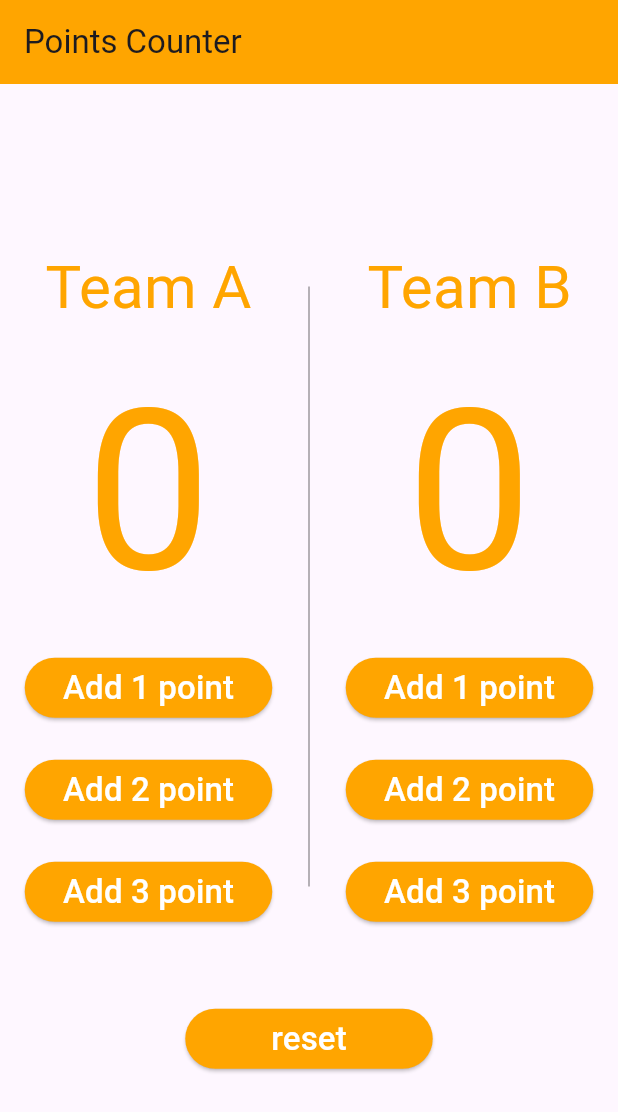
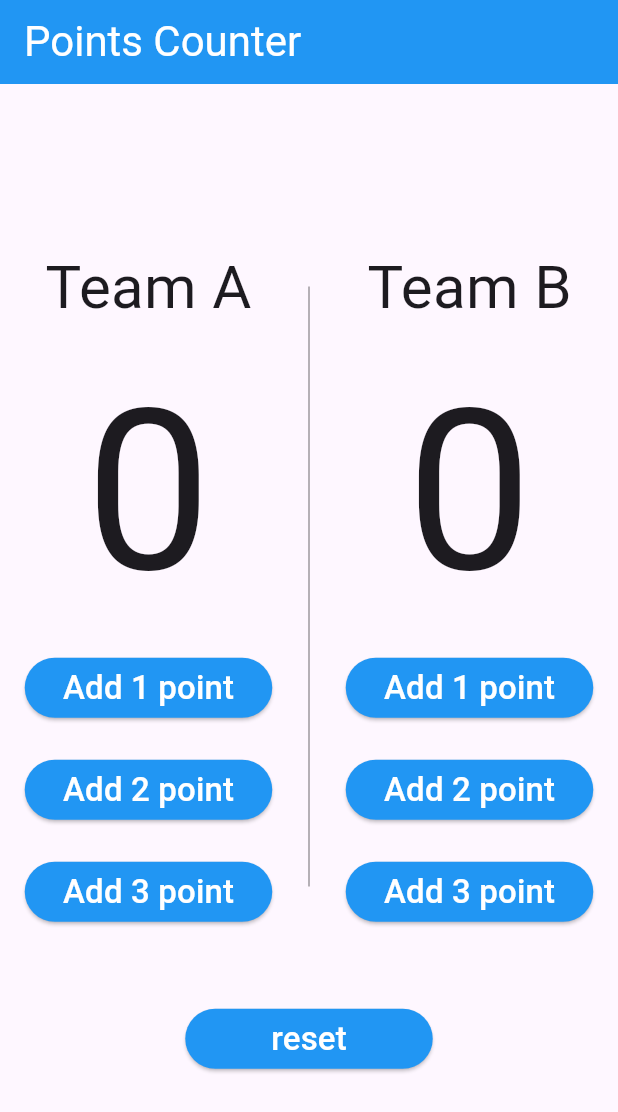
Before and after one commit to nour3ssam/Basketball_Points, a Flutter app: the screen it shows after launch, on a phone screen of 412 x 824 dp. Shown: the top 1112 px of the screen. Run offline on Flutter 3.47's test engine with Material 3 defaults, Android fonts, the phone set to English and light mode, and no system bars.

Commit message:
enhance UI

```diff
--- a/lib/main.dart
+++ b/lib/main.dart
@@ -1,299 +1,222 @@
 import 'package:flutter/material.dart';
+
 void main() {
-  runApp(CounterPoint());
+  runApp(const CounterPoint());
 }
 
 class CounterPoint extends StatefulWidget {
+  const CounterPoint({super.key});
 
   @override
   State<CounterPoint> createState() => _CounterPointState();
 }
 
-    int PointA=0;
-    int PointB=0;
+ int PointA = 0;
+ int PointB = 0;
+
 class _CounterPointState extends State<CounterPoint> {
   @override
   Widget build(BuildContext context) {
-    // void nour(){
-    //   print("add one point");
-    // }
-    return MaterialApp (
+    return MaterialApp(
+
       debugShowCheckedModeBanner: false,
-      home: Scaffold (
+      home: Scaffold(
           appBar: AppBar(
-        backgroundColor:Color(0xFFFFA500),
-        title: Text("Points Counter"),
+            backgroundColor: Colors.blue,
+            title: const Text("Points Counter",
+            style: TextStyle(color:Colors.white,
+            fontSize: 28),
              ),
-        body:Column(
-          mainAxisAlignment: MainAxisAlignment.center,
-          children: [
-
+          ),
+          body: Column(mainAxisAlignment: MainAxisAlignment.center, children: [
             Row(
               mainAxisAlignment: MainAxisAlignment.spaceEvenly,
+              children: [
+                Column(children: [
+                  const Text("Team A",
+                      style:  TextStyle(
+                        fontSize: 40,
 
-              children: [
+                      )),
+                  Text("$PointA",
+                      style: const TextStyle(
+                        fontSize: 150,
 
-                Column(
-
-                  children: [
-
-                    Text(
-                       "Team A",
-                       style: TextStyle(
-                        fontSize: 40,
-                        color: Color(0xFFFFA500),
-                        )
-                      ),
-
-
-                    Text(
-
-                       "$PointA",
-                       style: TextStyle(
-                        fontSize: 150,
-                        color: Color(0xFFFFA500),
-                        )
-                      ),
-
-
-
+                      )),
                   ElevatedButton(
                     style: ButtonStyle(
-                       backgroundColor: WidgetStateProperty.all(Color(0xFFFFA500)),
-                       fixedSize:WidgetStatePropertyAll(Size(165, 40))
-                       ),
-
+                        backgroundColor:
+                            WidgetStateProperty.all(Colors.blue),
+                        fixedSize: const WidgetStatePropertyAll(Size(165, 40))),
                     onPressed: () {
                       setState(() {
                         PointA++;
                       });
                     },
-
-                       child: Text(
+                    child: const Text(
                       "Add 1 point",
-                        style : TextStyle(
+                      style: TextStyle(
                         fontSize: 22,
-                          color :Colors.white,
+                        color: Colors.white,
                       ),
                     ),
-
-
                   ),
-
-                      SizedBox(
+                  const SizedBox(
                     height: 20,
                   ),
-
-
-
-
                   ElevatedButton(
                     style: ButtonStyle(
-                       backgroundColor: WidgetStateProperty.all(Color(0xFFFFA500)),
-                       fixedSize:WidgetStatePropertyAll(Size(165, 40)), // not change size of button
+                      backgroundColor:
+                           WidgetStateProperty.all(Colors.blue),
+                      fixedSize: const WidgetStatePropertyAll(Size(165, 40)), // not change size of button
                       //minimumSize: WidgetStatePropertyAll(Size(165, 40)),
                     ),
-
-                        onPressed:(){
+                    onPressed: () {
                       setState(() {
-                          PointA+=2;
+                        PointA += 2;
                       });
                     },
-
-                       child: Text(
+                    child: const Text(
                       "Add 2 point",
-                         style : TextStyle(
+                      style: TextStyle(
                         fontSize: 22,
-                          color :Colors.white,
+                        color: Colors.white,
                       ),
                     ),
-
                   ),
-
-
-
-                    SizedBox(
+                  const SizedBox(
                     height: 20,
                   ),
-
-
-
-
                   ElevatedButton(
                     style: ButtonStyle(
-                       backgroundColor: WidgetStateProperty.all(Color(0xFFFFA500)),
-                       fixedSize:WidgetStatePropertyAll(Size(165, 40)), // not change size of button
+                      backgroundColor:
+                          WidgetStateProperty.all(Colors.blue),
+                      fixedSize: const WidgetStatePropertyAll( Size(165, 40)), // not change size of button
                       //minimumSize: WidgetStatePropertyAll(Size(165, 40)),
                     ),
-
-                        onPressed:(){
+                    onPressed: () {
                       setState(() {
-                          PointA+=3;
+                        PointA += 3;
                       });
                     },
-
-                       child: Text(
+                    child: const Text(
                       "Add 3 point",
-                         style : TextStyle(
+                      style: TextStyle(
                         fontSize: 22,
-                          color :Colors.white,
+                        color: Colors.white,
                       ),
                     ),
-
                   ),
-
-
-                  ]
-                ),
-
-
-              SizedBox(
+                ]),
+                const SizedBox(
                   height: 400,
-                 child: VerticalDivider( // you must use SizedBox
+                  child: VerticalDivider(
+                    // you must use SizedBox
                     color: Colors.black38,
                     thickness: 1,
                   ),
                 ),
-
-
-
-
-
-                Column(
-                  children: [
-
-                    Text(
-                       "Team B",
+                Column(children: [
+                  const Text("Team B",
                       style: TextStyle(
                         fontSize: 40,
-                        color: Color(0xFFFFA500),
-                        )
-                      ),
 
+                      )),
+                  Text("$PointB",
+                      style: const TextStyle(
+                        fontSize: 150,
 
-                    Text(
-                       "$PointB",
-                       style: TextStyle(
-                        fontSize: 150,
-                        color: Color(0xFFFFA500),
-                        )
-                      ),
-
-
-
+                      )),
                   ElevatedButton(
                     style: ButtonStyle(
-                       backgroundColor: WidgetStateProperty.all(Color(0xFFFFA500)),
-                       fixedSize:WidgetStatePropertyAll(Size(165, 40))
-                       ),
-
-                        onPressed: (){
+                        backgroundColor:
+                            WidgetStateProperty.all(Colors.blue),
+                        fixedSize: const WidgetStatePropertyAll(Size(165, 40))),
+                    onPressed: () {
                       setState(() {
                         PointB++;
                       });
                     },
-
-                       child: Text(
+                    child: const Text(
                       "Add 1 point",
-                        style : TextStyle(
+                      style: TextStyle(
                         fontSize: 22,
-                          color :Colors.white,
+                        color: Colors.white,
                       ),
                     ),
-
                   ),
-
-                      SizedBox(
+                  const SizedBox(
                     height: 20,
                   ),
-
-
                   ElevatedButton(
                     style: ButtonStyle(
-                       backgroundColor: WidgetStateProperty.all(Color(0xFFFFA500)),
-                       fixedSize:WidgetStatePropertyAll(Size(165, 40)), // not change size of button
+                      backgroundColor:
+                         WidgetStateProperty.all(Colors.blue),
+                      fixedSize: const WidgetStatePropertyAll(
+                          Size(165, 40)), // not change size of button
                       //minimumSize: WidgetStatePropertyAll(Size(165, 40)),
                     ),
-
-                        onPressed:(){
+                    onPressed: () {
                       setState(() {
-                          PointB+=2;
+                        PointB += 2;
                       });
                     },
-
-                       child: Text(
+                    child: const Text(
                       "Add 2 point",
-                         style : TextStyle(
+                      style: TextStyle(
                         fontSize: 22,
-                          color :Colors.white,
+                        color: Colors.white,
                       ),
                     ),
-
                   ),
-
-
-                    SizedBox(
+                  const SizedBox(
                     height: 20,
                   ),
-
                   ElevatedButton(
                     style: ButtonStyle(
-                       backgroundColor: WidgetStateProperty.all(Color(0xFFFFA500)),
-                       fixedSize:WidgetStatePropertyAll(Size(165, 40)), // not change size of button
+                      backgroundColor:
+                           WidgetStateProperty.all(Colors.blue),
+                      fixedSize: const WidgetStatePropertyAll(Size(165, 40)), // not change size of button
                       //minimumSize: WidgetStatePropertyAll(Size(165, 40)),
                     ),
-
-                        onPressed:(){
+                    onPressed: () {
                       setState(() {
-                          PointB+=3;
+                        PointB += 3;
                       });
                     },
-
-                       child: Text(
+                    child: const Text(
                       "Add 3 point",
-                         style : TextStyle(
+                      style: TextStyle(
                         fontSize: 22,
-                          color :Colors.white,
+                        color: Colors.white,
                       ),
                     ),
-
                   ),
-
-                  ]
-                ),
-
+                ]),
               ],
             ),
-            SizedBox(
+            const SizedBox(
               height: 50,
             ),
-
             ElevatedButton(
               style: ButtonStyle(
-                       backgroundColor: WidgetStateProperty.all(Color(0xFFFFA500)),
-                       fixedSize:WidgetStatePropertyAll(Size(165, 40))
-                       ),
-
+                  backgroundColor:  WidgetStateProperty.all(Colors.blue),
+                  fixedSize: const WidgetStatePropertyAll(Size(165, 40))),
               onPressed: () {
                 setState(() {
-                            PointB=0;
-                            PointA=0;
+                  PointB = 0;
+                  PointA = 0;
                 });
               },
-
-                       child: Text(
+              child: const Text(
                 "reset",
-                        style : TextStyle(
+                style: TextStyle(
                   fontSize: 22,
-                          color :Colors.white,
+                  color: Colors.white,
                 ),
               ),
-
             ),
-          ]
-        )
-
-      ),
+          ])),
     );
   }
 }
```
Lines whose indentation alone changed are shown as unchanged.
